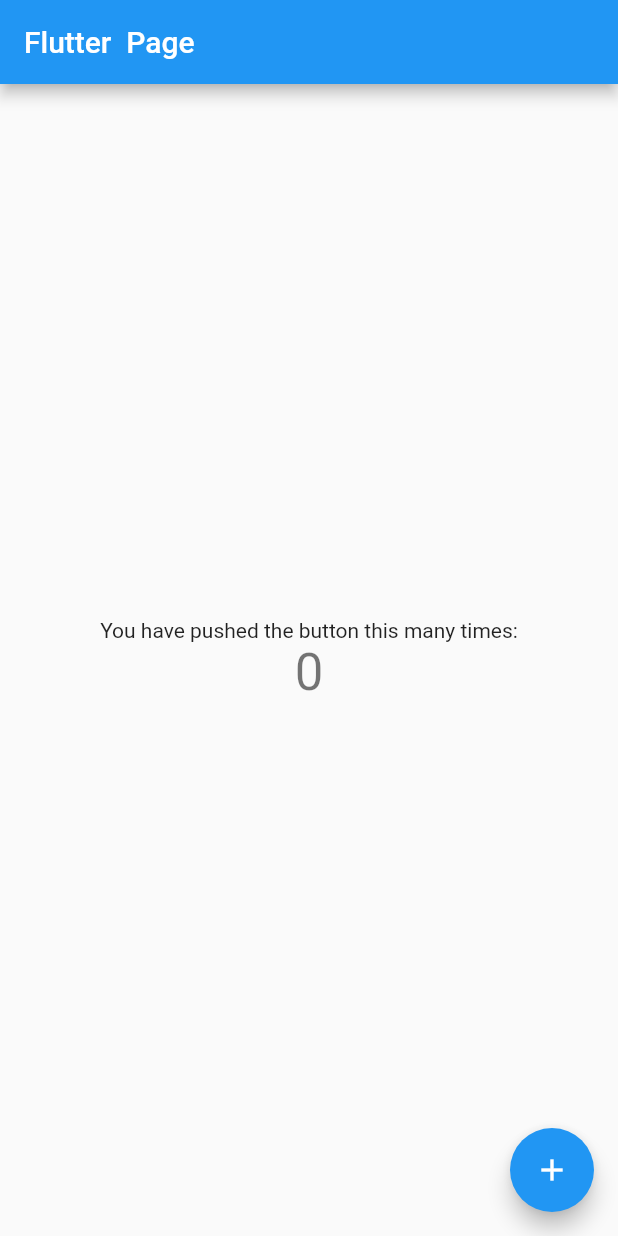
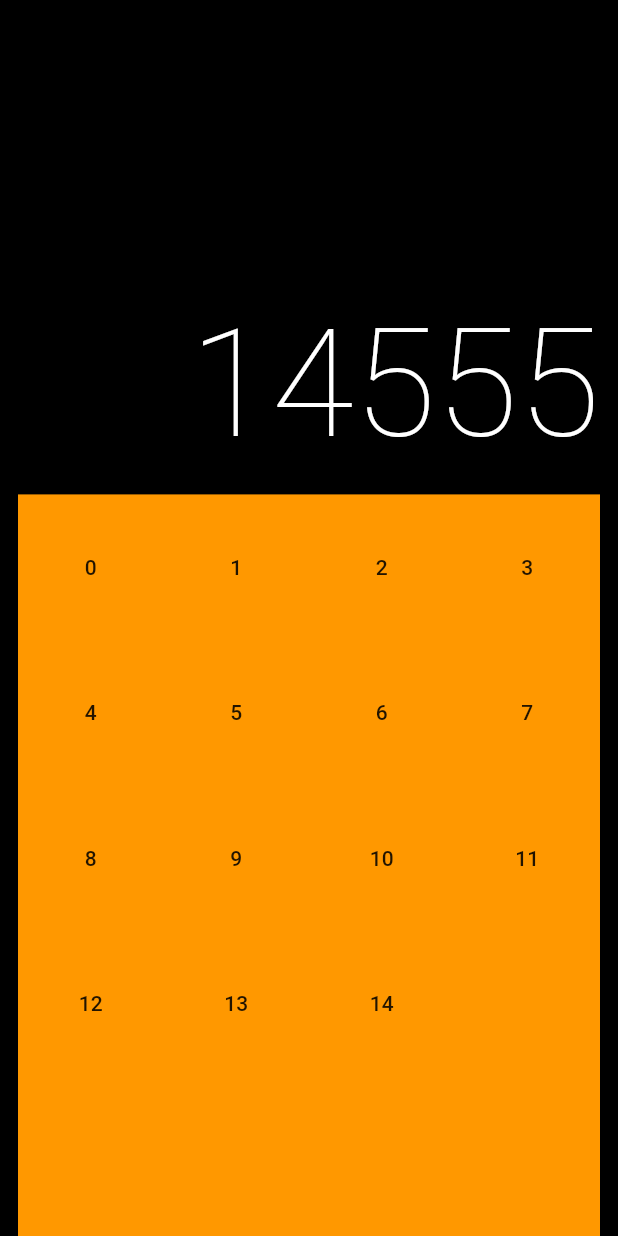
Before and after one commit to mehulminat/icalc, a Flutter app: the screen it shows after launch, on a phone screen of 412 x 824 dp. Run offline on Flutter 3.47's test engine with Material 2 defaults, Android fonts, the phone set to English and light mode, and no system bars.

Commit message:
addition of button and button model

```diff
--- a/lib/main.dart
+++ b/lib/main.dart
@@ -1,4 +1,5 @@
 import 'package:flutter/material.dart';
+import 'package:icalc/pages/home_page.dart';
 
 void main() {
   runApp(const MyApp());
@@ -11,58 +12,12 @@ class MyApp extends StatelessWidget {
   @override
   Widget build(BuildContext context) {
     return MaterialApp(
-      title: 'Flutter Demo',
+      debugShowCheckedModeBanner: false,
+      title: 'iOS Style Calc',
       theme: ThemeData(
         primarySwatch: Colors.blue,
       ),
-      home: const MyHomePage(title: 'Flutter  Page'),
+      home: HomePage(),
     );
   }
 }
-
-class MyHomePage extends StatefulWidget {
-  const MyHomePage({Key? key, required this.title}) : super(key: key);
-
-  final String title;
-
-  @override
-  State<MyHomePage> createState() => _MyHomePageState();
-}
-
-class _MyHomePageState extends State<MyHomePage> {
-  int _counter = 0;
-
-  void _incrementCounter() {
-    setState(() {
-      _counter++;
-    });
-  }
-
-  @override
-  Widget build(BuildContext context) {
-    return Scaffold(
-      appBar: AppBar(
-        title: Text(widget.title),
-      ),
-      body: Center(
-        child: Column(
-          mainAxisAlignment: MainAxisAlignment.center,
-          children: <Widget>[
-            const Text(
-              'You have pushed the button this many times:',
-            ),
-            Text(
-              '$_counter',
-              style: Theme.of(context).textTheme.headline4,
-            ),
-          ],
-        ),
-      ),
-      floatingActionButton: FloatingActionButton(
-        onPressed: _incrementCounter,
-        tooltip: 'Increment',
-        child: const Icon(Icons.add),
-      ),
-    );
-  }
-}
--- /dev/null
+++ b/lib/models/button.dart
@@ -0,0 +1,13 @@
+import 'package:flutter/material.dart';
+
+class Button {
+  final String value;
+  final Color bgColor;
+  final Color fgColor;
+
+  Button(this.value, this.bgColor, this.fgColor);
+}
+
+List<Button> buttons = [
+  Button('C', Colors.grey, Colors.black),
+];
--- /dev/null
+++ b/lib/pages/home_page.dart
@@ -0,0 +1,65 @@
+import 'package:flutter/material.dart';
+import 'package:flutter_staggered_grid_view/flutter_staggered_grid_view.dart';
+
+class HomePage extends StatefulWidget {
+  const HomePage({Key? key}) : super(key: key);
+
+  @override
+  _HomePageState createState() => _HomePageState();
+}
+
+class _HomePageState extends State<HomePage> {
+  String result = "14555";
+  @override
+  Widget build(BuildContext context) {
+    return Scaffold(
+      backgroundColor: Colors.black,
+      body: Padding(
+        padding: const EdgeInsets.symmetric(horizontal: 12.0),
+        child: Column(
+          mainAxisAlignment: MainAxisAlignment.end,
+          crossAxisAlignment: CrossAxisAlignment.end,
+          children: [
+            GestureDetector(
+              onHorizontalDragEnd: (details) => {_dragToDelete()},
+              child: Text(
+                result,
+                maxLines: 1,
+                overflow: TextOverflow.ellipsis,
+                style: TextStyle(
+                    color: Colors.white,
+                    fontSize: result.length > 5 ? 60 : 100,
+                    fontWeight: FontWeight.w200),
+              ),
+            ),
+            SizedBox(height: 15),
+            Container(
+              color: Colors.orange..shade800,
+              height: MediaQuery.of(context).size.height * 0.6,
+              child: _buildButtonGrid(),
+            )
+          ],
+        ),
+      ),
+    );
+  }
+
+  _dragToDelete() {
+    print("digit deleted");
+  }
+
+  Widget _buildButtonGrid() {
+    return StaggeredGridView.countBuilder(
+      crossAxisCount: 4,
+      padding: EdgeInsets.zero,
+      itemCount: 15,
+      itemBuilder: (context, index) {
+        return MaterialButton(
+          onPressed: () {},
+          child: Text("$index"),
+        );
+      },
+      staggeredTileBuilder: (index) => StaggeredTile.count(1, 1),
+    );
+  }
+}
--- a/pubspec.yaml
+++ b/pubspec.yaml
@@ -34,6 +34,8 @@ dependencies:
   # The following adds the Cupertino Icons font to your application.
   # Use with the CupertinoIcons class for iOS style icons.
   cupertino_icons: ^1.0.2
+  flutter_staggered_grid_view: ^0.4.0
+  intl: ^0.17.0
 
 dev_dependencies:
   flutter_test:
```
Also changed, not shown: pubspec.lock.
